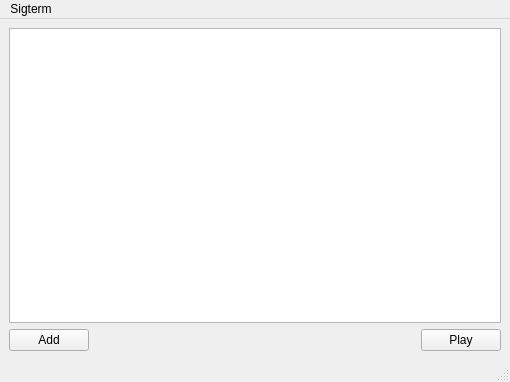
Old version of the form sigterm/src/main/mainwindow.ui in the repository pweiskircher/Sigterm.
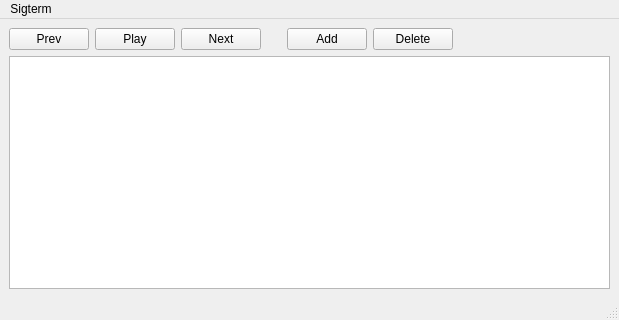
New version of the form.

Commit message: added next/prev/remove button

The edit to the form file:
```diff
--- a/sigterm/src/main/mainwindow.ui
+++ b/sigterm/src/main/mainwindow.ui
@@ -8,15 +8,15 @@
    <rect>
     <x>0</x>
     <y>0</y>
-    <width>510</width>
-    <height>382</height>
+    <width>619</width>
+    <height>320</height>
    </rect>
   </property>
   <property name="windowTitle" >
    <string>MainWindow</string>
   </property>
   <widget class="QWidget" name="centralwidget" >
-   <layout class="QHBoxLayout" >
+   <layout class="QVBoxLayout" >
     <property name="margin" >
      <number>9</number>
     </property>
@@ -24,7 +24,7 @@
      <number>6</number>
     </property>
     <item>
-     <layout class="QVBoxLayout" >
+     <layout class="QHBoxLayout" >
       <property name="margin" >
        <number>0</number>
       </property>
@@ -32,54 +32,84 @@
        <number>6</number>
       </property>
       <item>
-       <widget class="QTreeView" name="playQueue" >
-        <property name="alternatingRowColors" >
-         <bool>true</bool>
+       <widget class="QPushButton" name="prevButton" >
+        <property name="text" >
+         <string>Prev</string>
         </property>
-        <property name="indentation" >
-         <number>0</number>
+       </widget>
+      </item>
+      <item>
+       <widget class="QPushButton" name="playButton" >
+        <property name="text" >
+         <string>Play</string>
         </property>
        </widget>
       </item>
       <item>
-       <layout class="QHBoxLayout" >
-        <property name="margin" >
-         <number>0</number>
+       <widget class="QPushButton" name="nextButton" >
+        <property name="text" >
+         <string>Next</string>
         </property>
-        <property name="spacing" >
-         <number>6</number>
+       </widget>
+      </item>
+      <item>
+       <spacer>
+        <property name="orientation" >
+         <enum>Qt::Horizontal</enum>
         </property>
-        <item>
-         <widget class="QPushButton" name="addButton" >
-          <property name="text" >
-           <string>Add</string>
-          </property>
-         </widget>
-        </item>
-        <item>
-         <spacer>
-          <property name="orientation" >
-           <enum>Qt::Horizontal</enum>
-          </property>
-          <property name="sizeHint" >
-           <size>
-            <width>40</width>
-            <height>20</height>
-           </size>
-          </property>
-         </spacer>
-        </item>
-        <item>
-         <widget class="QPushButton" name="playButton" >
-          <property name="text" >
-           <string>Play</string>
-          </property>
-         </widget>
-        </item>
-       </layout>
+        <property name="sizeType" >
+         <enum>QSizePolicy::Fixed</enum>
+        </property>
+        <property name="sizeHint" >
+         <size>
+          <width>20</width>
+          <height>20</height>
+         </size>
+        </property>
+       </spacer>
+      </item>
+      <item>
+       <widget class="QPushButton" name="addButton" >
+        <property name="text" >
+         <string>Add</string>
+        </property>
+       </widget>
+      </item>
+      <item>
+       <widget class="QPushButton" name="deleteButton" >
+        <property name="text" >
+         <string>Delete</string>
+        </property>
+       </widget>
+      </item>
+      <item>
+       <spacer>
+        <property name="orientation" >
+         <enum>Qt::Horizontal</enum>
+        </property>
+        <property name="sizeHint" >
+         <size>
+          <width>40</width>
+          <height>20</height>
+         </size>
+        </property>
+       </spacer>
       </item>
      </layout>
     </item>
+    <item>
+     <widget class="QTreeView" name="playQueue" >
+      <property name="alternatingRowColors" >
+       <bool>true</bool>
+      </property>
+      <property name="selectionMode" >
+       <enum>QAbstractItemView::ExtendedSelection</enum>
+      </property>
+      <property name="indentation" >
+       <number>0</number>
+      </property>
+     </widget>
+    </item>
    </layout>
   </widget>
   <widget class="QMenuBar" name="menubar" >
@@ -87,7 +117,7 @@
     <rect>
      <x>0</x>
      <y>0</y>
-     <width>510</width>
+     <width>619</width>
      <height>30</height>
     </rect>
    </property>
@@ -111,8 +141,8 @@
    <property name="geometry" >
     <rect>
      <x>0</x>
-     <y>360</y>
-     <width>510</width>
+     <y>298</y>
+     <width>619</width>
      <height>22</height>
     </rect>
    </property>
```
The commit also changes 7 other files.
